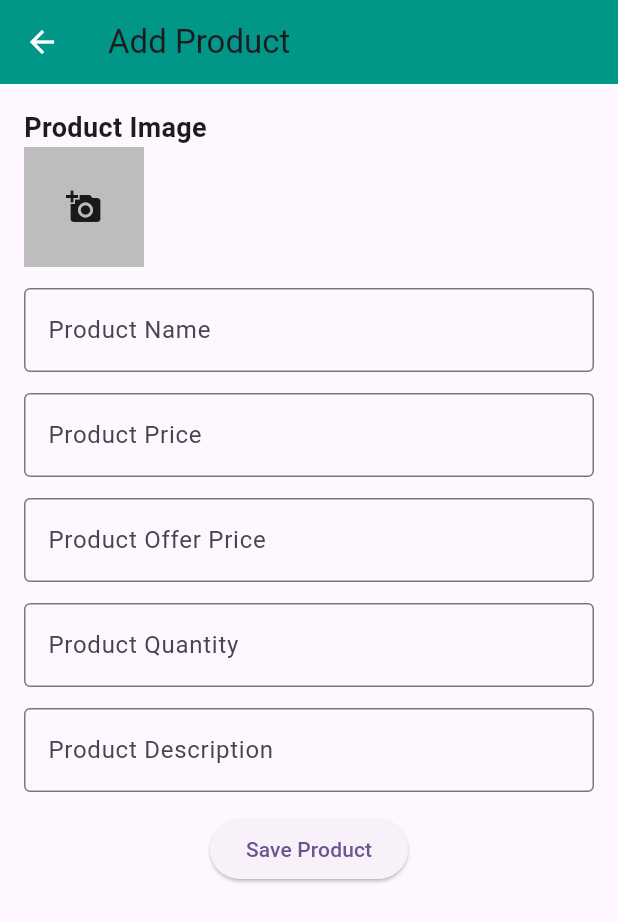
After one commit to shakeebshaikh/myApp, a Flutter app: the screen it shows after launch, in the side drawer, after a tap on "Add Product", on a phone screen of 412 x 824 dp. The commit adds this screen. Shown: the top 922 px of the screen. Run offline on Flutter 3.47's test engine with Material 3 defaults, Android fonts, the phone set to English and light mode, and no system bars.

Commit message:
file picker and add product form added

```diff
--- /dev/null
+++ b/lib/Screens/AddProductScreen.dart
@@ -0,0 +1,93 @@
+import 'package:flutter/material.dart';
+
+class AddProductScreen extends StatefulWidget {
+  const AddProductScreen({super.key});
+
+  @override
+  State<AddProductScreen> createState() => _AddProductScreenState();
+}
+
+class _AddProductScreenState extends State<AddProductScreen> {
+  final _formKey = GlobalKey<FormState>();
+  static const formLableStyle = TextStyle(
+    fontWeight: FontWeight.bold,
+    fontSize: 18,
+  );
+
+  @override
+  Widget build(BuildContext context) {
+    return SafeArea(
+      child: Scaffold(
+        appBar: AppBar(
+          title: const Text('Add Product'),
+        ),
+        body: SingleChildScrollView(
+          child: Padding(
+            padding: const EdgeInsets.all(16),
+            child: Form(
+              key: _formKey,
+              child: Column(
+                crossAxisAlignment: CrossAxisAlignment.start,
+                children: [
+                  const Text(
+                    'Product Image',
+                    style: formLableStyle,
+                  ),
+                  Container(
+                    color: Colors.grey[400],
+                    height: 80,
+                    width: 80,
+                    child: const Icon(Icons.add_a_photo),
+                  ),
+                  const SizedBox(height: 14,),
+                  TextFormField(
+                    decoration: const InputDecoration(
+                        border: OutlineInputBorder(),
+                        hintText: 'Enter Product Name',
+                        labelText: 'Product Name'),
+                  ),
+                  const SizedBox(height: 14,),
+                  TextFormField(
+                    keyboardType: TextInputType.number,
+                    decoration: const InputDecoration(
+                        border: OutlineInputBorder(),
+                        hintText: 'Enter Product Price',
+                        labelText: 'Product Price'),
+                  ),
+                  const SizedBox(height: 14,),
+                  TextFormField(
+                    keyboardType: TextInputType.number,
+                    decoration: const InputDecoration(
+                        border: OutlineInputBorder(),
+                        hintText: 'Enter Product Offer Price',
+                        labelText: 'Product Offer Price'),
+                  ),
+                  const SizedBox(height: 14,),
+                  TextFormField(
+                    keyboardType: TextInputType.number,
+                    decoration: const InputDecoration(
+                        border: OutlineInputBorder(),
+                        hintText: 'Enter Product Quantity',
+                        labelText: 'Product Quantity'),
+                  ),
+                  const SizedBox(height: 14,),
+                  TextFormField(
+                    decoration: const InputDecoration(
+                        border: OutlineInputBorder(),
+                        hintText: 'Enter Product Description',
+                        labelText: 'Product Description'),
+                  ),
+                  const SizedBox(height: 14,),
+                  Center(
+                    child: ElevatedButton(onPressed: (){},
+                    child:const Text('Save Product')),
+                  )
+                ],
+              ),
+            ),
+          ),
+        ),
+      ),
+    );
+  }
+}
--- a/lib/UI/EndDrawer.dart
+++ b/lib/UI/EndDrawer.dart
@@ -1,4 +1,5 @@
 import 'package:flutter/material.dart';
+import 'package:my_app/Screens/AddProductScreen.dart';
 
 class EndDrawer extends StatelessWidget {
   const EndDrawer({super.key});
@@ -8,11 +9,18 @@ class EndDrawer extends StatelessWidget {
     return Container(
       color: Colors.white,
       width: MediaQuery.sizeOf(context).width /1.5,
-      child: const Column(
+      child:   Column(
         children: [
           ListTile(
-            leading: Icon(Icons.add),
-            title: Text('Add Product'),
+            onTap: () {
+              Navigator.of(context).push(MaterialPageRoute(
+                builder: (context) {
+                  return AddProductScreen();
+                },
+              ));
+            },
+            leading: const Icon(Icons.add),
+            title: const Text('Add Product'),
           )
         ],
       ),
--- a/pubspec.yaml
+++ b/pubspec.yaml
@@ -35,6 +35,7 @@ dependencies:
   # The following adds the Cupertino Icons font to your application.
   # Use with the CupertinoIcons class for iOS style icons.
   cupertino_icons: ^1.0.2
+  image_picker: ^1.0.8
 
 dev_dependencies:
   flutter_test:
```
Also changed, not shown: pubspec.lock, 5 other files.
